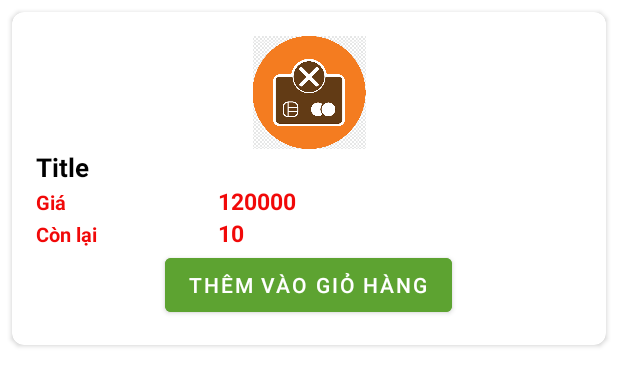
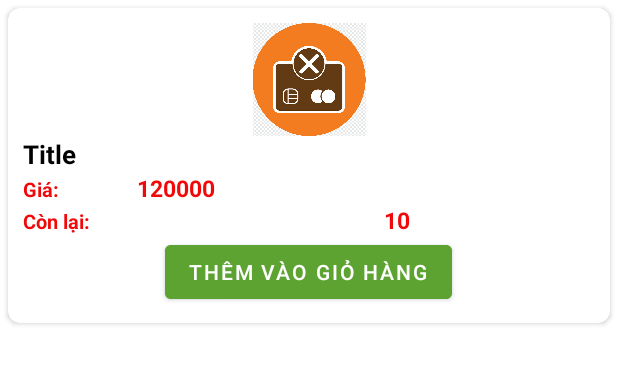
Before and after one commit to quocanh58/PhoneStore_Andoird_Application, an Android app: the layout item_product.xml on its own in the app's theme, with its tools: preview values and no code run, on a phone screen of 412 x 824 dp. Shown: the top 386 px of the screen. Run offline under Robolectric (Android 15) with nearby library versions, the phone set to English and light mode, and no system bars.

Commit message:
update screen product detail

```diff
--- a/app/src/main/java/com/example/login_form_2/adapter/CartAdapter.java
+++ b/app/src/main/java/com/example/login_form_2/adapter/CartAdapter.java
@@ -44,8 +44,6 @@ public class CartAdapter extends ArrayAdapter<DataCart> {
         this.resource = resource;
         this.objects = objects;
     }
-
-
 
     public static double getTotalPriceCart(){
         int sum = 0;
--- a/app/src/main/java/com/example/login_form_2/adapter/ProductAdapter.java
+++ b/app/src/main/java/com/example/login_form_2/adapter/ProductAdapter.java
@@ -60,8 +60,8 @@ public class ProductAdapter extends RecyclerView.Adapter<ProductAdapter.ViewHold
         //        ...
 
         holder.txtTitle.setText(product.tensanpham);
-        holder.txtGia.setText(product.giasanpham);
-        holder.txtSLconLai.setText(Function.formatCurrency(Function.getDoubleNumber(product.giasanpham)));
+        holder.txtGia.setText(Function.formatCurrency(Function.getDoubleNumber(product.giasanpham)));
+        holder.txtSLconLai.setText(product.soluong);
         String imageUrl = product.hinhanhsanpham; // Đường dẫn đến hình ảnh
         Picasso.get()
                 .load(imageUrl)
--- a/app/src/main/java/com/example/login_form_2/model/Product.java
+++ b/app/src/main/java/com/example/login_form_2/model/Product.java
@@ -5,7 +5,9 @@ import androidx.annotation.NonNull;
 import com.google.gson.Gson;
 import com.google.gson.annotations.SerializedName;
 
-public class Product {
+import java.io.Serializable;
+
+public class Product implements Serializable {
     @SerializedName("Id")
     public String id;
     public String tensanpham;
--- a/app/src/main/res/layout/item_product.xml
+++ b/app/src/main/res/layout/item_product.xml
@@ -5,7 +5,7 @@
     android:id="@+id/cardView"
     android:layout_width="match_parent"
     android:layout_height="wrap_content"
-    android:layout_margin="8dp"
+    android:layout_margin="5dp"
     android:backgroundTint="@color/white"
     app:cardCornerRadius="8dp">
 
@@ -13,7 +13,7 @@
         android:layout_width="match_parent"
         android:layout_height="wrap_content"
         android:orientation="vertical"
-        android:padding="16dp">
+        android:padding="10dp">
 
         <ImageView
             android:id="@+id/imgProduct"
@@ -42,8 +42,8 @@
             <TextView
                 android:layout_width="0dp"
                 android:layout_height="wrap_content"
-                android:layout_weight="0.5"
-                android:text="Giá"
+                android:layout_weight="0.25"
+                android:text="Giá: "
                 android:textColor="#F10909"
                 android:textSize="13dp"
                 android:textStyle="bold"></TextView>
@@ -67,11 +67,12 @@
             <TextView
                 android:layout_width="0dp"
                 android:layout_height="wrap_content"
-                android:layout_weight="0.5"
-                android:text="Còn lại"
+                android:layout_weight="0.45"
+                android:text="Còn lại: "
                 android:textColor="#F10909"
                 android:textSize="13dp"
-                android:textStyle="bold"></TextView>
+                android:textStyle="bold">
+            </TextView>
 
             <TextView
                 android:id="@+id/txtsoLuongProduct"
@@ -81,7 +82,9 @@
                 android:text="10"
                 android:textColor="#F10909"
                 android:textSize="15dp"
-                android:textStyle="bold"></TextView>
+                android:gravity="center"
+                android:textStyle="bold">
+            </TextView>
 
         </LinearLayout>
 
@@ -93,7 +96,6 @@
             android:text="Thêm vào giỏ hàng"
             android:layout_width="wrap_content"
             android:layout_height="wrap_content">
-
         </Button>
 
     </LinearLayout>
```
Also changed, not shown: app/src/main/java/com/example/login_form_2/Activity/DashboardActivity.java (+9 -3 lines), app/src/main/java/com/example/login_form_2/ProductDetailActivity.java (+52 -0 lines), app/src/main/res/layout/activity_product_detail.xml (+51 -13 lines).
